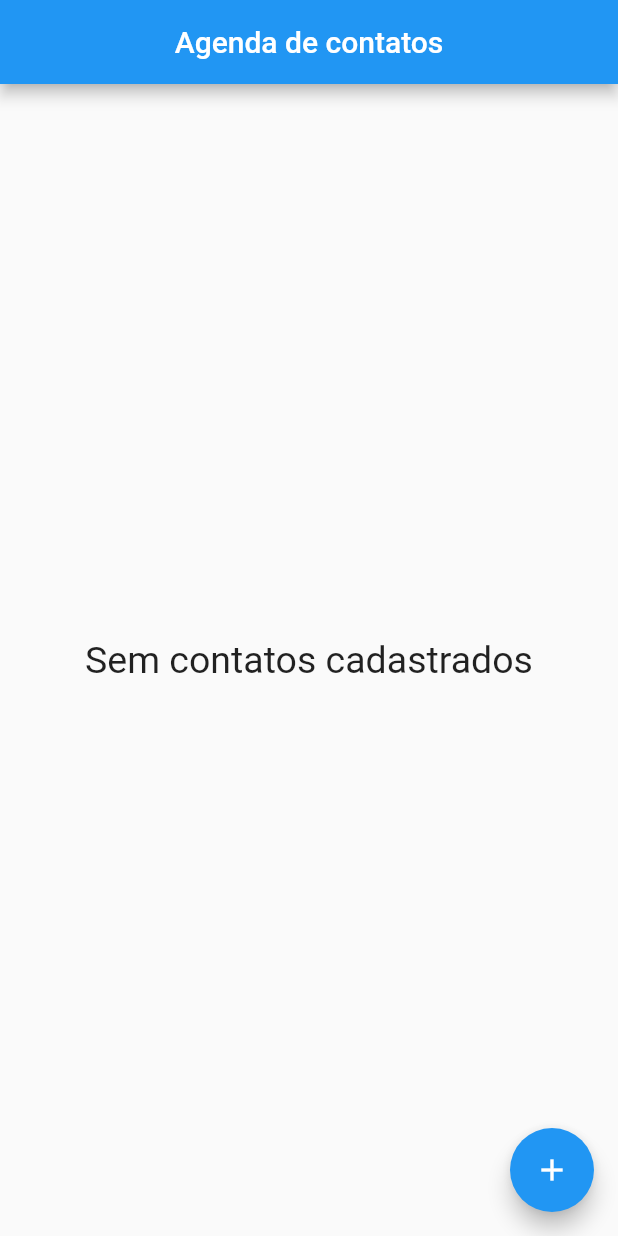
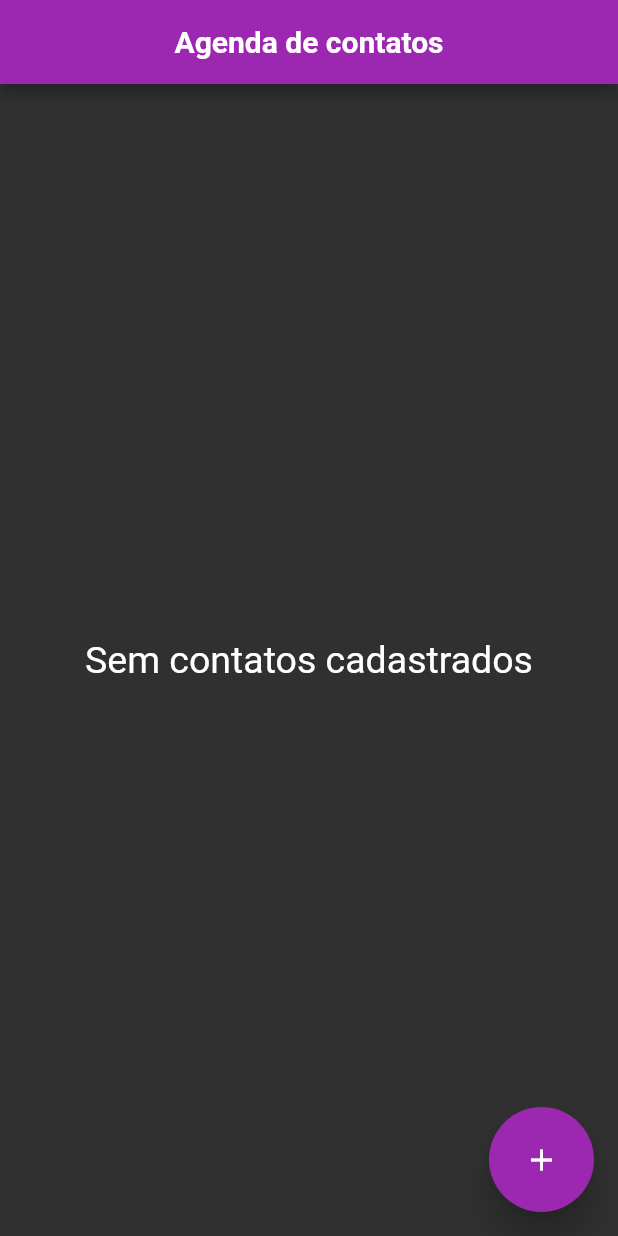
Before and after one commit to pedrohzwang/book_contact, a Flutter app: the screen it shows after launch, on a phone screen of 412 x 824 dp. Run offline on Flutter 3.47's test engine with Material 2 defaults, Android fonts, the phone set to English and light mode, and no system bars; our stand-ins replace hive, hive_flutter; missing offline and left inert: dart:html; accounts and stored records are empty.

Commit message:
add contact list

```diff
--- a/lib/main.dart
+++ b/lib/main.dart
@@ -1,5 +1,6 @@
 import 'package:contacts/hive/hive_controller.dart';
 import 'package:contacts/pages/home.dart';
+import 'package:contacts/theme/theme.dart';
 import 'package:flutter/material.dart';
 import 'package:hive_flutter/adapters.dart';
 
@@ -19,10 +20,8 @@ class MyApp extends StatelessWidget {
     return MaterialApp(
       debugShowCheckedModeBanner: false,
       title: 'Book Contact',
-      theme: ThemeData(
-        primarySwatch: Colors.blue,
-      ),
-      home: Home(title: 'Book Contact'),
+      theme: theme,
+      home: const ContactList(),
     );
   }
 }
--- a/lib/pages/contact_list.dart
+++ /dev/null
@@ -1,36 +0,0 @@
-import 'package:hive_flutter/hive_flutter.dart';
-import 'package:contacts/hive/hive_controller.dart';
-import 'package:contacts/models/contact.dart';
-import 'package:flutter/cupertino.dart';
-
-class ContactList extends StatefulWidget {
-  const ContactList({super.key});
-
-  @override
-  State<ContactList> createState() => _ContactListState();
-}
-
-class _ContactListState extends State<ContactList> {
-  @override
-  Widget build(BuildContext context) {
-    return ValueListenableBuilder(
-      valueListenable: contactBox.listenable(),
-      builder: (context, Box<Contact> box, _) {
-        if (box.values.isEmpty) {
-          return const Center(
-            child: Text(
-              'Sem contatos cadastrados',
-              style: TextStyle(fontSize: 25),
-            ),
-          );
-        }
-        return const Center(
-          child: Text(
-            'Sem contatos cadastrados',
-            style: TextStyle(fontSize: 25),
-          ),
-        );
-      },
-    );
-  }
-}
--- a/lib/pages/home.dart
+++ b/lib/pages/home.dart
@@ -1,11 +1,19 @@
-import 'package:contacts/pages/contact_list.dart';
+import 'dart:html';
+
+import 'package:contacts/widgets/contact_card.dart';
 import 'package:flutter/material.dart';
+import 'package:hive_flutter/hive_flutter.dart';
+import 'package:contacts/hive/hive_controller.dart';
+import 'package:contacts/models/contact.dart';
 
-class Home extends StatelessWidget {
-  Home({super.key, required this.title});
+class ContactList extends StatefulWidget {
+  const ContactList({super.key});
 
-  String title;
+  @override
+  State<ContactList> createState() => _ContactListState();
+}
 
+class _ContactListState extends State<ContactList> {
   @override
   Widget build(BuildContext context) {
     return Scaffold(
@@ -13,11 +21,34 @@ class Home extends StatelessWidget {
         title: const Text('Agenda de contatos'),
         centerTitle: true,
       ),
-      floatingActionButton: FloatingActionButton(
-        onPressed: () {},
-        child: const Icon(Icons.add),
+      floatingActionButton: SizedBox(
+        height: 70,
+        width: 70,
+        child: FloatingActionButton(
+          onPressed: () {
+          },
+          child: const Icon(Icons.add),
+        ),
       ),
-      body: const ContactList(),
+      body: ValueListenableBuilder(
+        valueListenable: contactBox.listenable(),
+        builder: (context, Box<Contact> box, _) {
+          if (box.values.isEmpty) {
+            return const Center(
+              child: Text(
+                'Sem contatos cadastrados',
+                style: TextStyle(fontSize: 25),
+              ),
+            );
+          }
+          return ListView.builder(
+            itemCount: box.values.length,
+            itemBuilder: (context, index) {
+              return ContactCard(box.getAt(index)!);
+            },
+          );
+        },
+      ),
     );
   }
 }
--- /dev/null
+++ b/lib/theme/theme.dart
@@ -0,0 +1,28 @@
+import 'package:flutter/material.dart';
+
+final theme = ThemeData(
+  brightness: Brightness.dark,
+  primaryColorLight: Colors.purple.shade400,
+  primaryColor: Colors.purple,
+  primaryColorDark: Colors.purple.shade900,
+  floatingActionButtonTheme: const FloatingActionButtonThemeData(
+    backgroundColor: Colors.purple,
+    foregroundColor: Colors.white,
+    elevation: 10,
+  ),
+  disabledColor: Colors.grey.shade300,
+  bottomAppBarColor: Colors.purple,
+  appBarTheme: const AppBarTheme(
+    backgroundColor: Colors.purple,
+    titleTextStyle: TextStyle(
+      fontSize: 20,
+      fontWeight: FontWeight.bold,
+      color: Colors.white,
+    ),
+  ),
+  snackBarTheme: SnackBarThemeData(
+    backgroundColor: Colors.purple.shade400,
+    actionTextColor: Colors.yellow,
+    disabledActionTextColor: Colors.grey.shade300,
+  ),
+);
--- a/pubspec.yaml
+++ b/pubspec.yaml
@@ -21,4 +21,6 @@ dev_dependencies:
   build_runner: ^2.2.0
 
 flutter:
+  assets:
+    - images/
   uses-material-design: true
```
Also changed, not shown: lib/pages/contact_form.dart (added, +27 -0 lines), lib/widgets/contact_card.dart (added, +63 -0 lines), images/default_contact_image.png (added).
